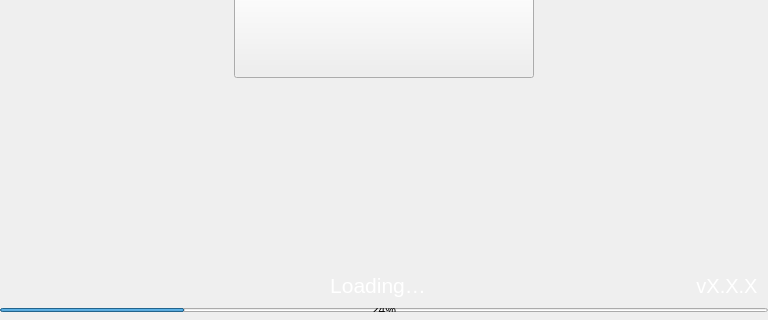
Old version of the form src/qt/dogecash/forms/splash.ui in the repository masternodesbiz/DOGEC; both pictures show x 0 to 768 and y 213 to 533 of the 768 by 533 pixel window.
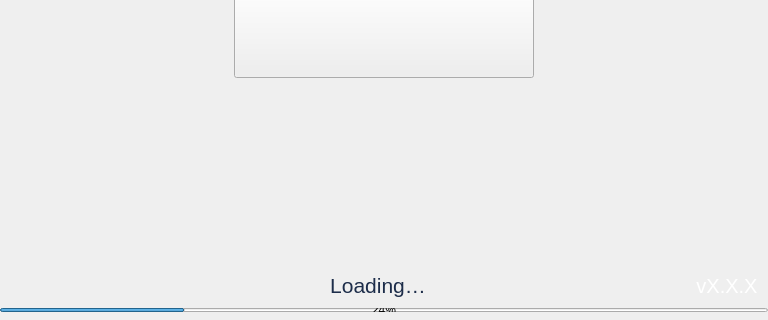
New version of the form.

Commit message: Splash brand changes

```diff
--- a/src/qt/dogecash/forms/splash.ui
+++ b/src/qt/dogecash/forms/splash.ui
@@ -163,7 +163,7 @@
             </font>
            </property>
            <property name="styleSheet">
-            <string notr="true">color:white; padding-left:50px;</string>
+            <string notr="true">color:#1D2D4A; padding-left:50px;</string>
            </property>
            <property name="text">
             <string>Loading…</string>
```
The commit also changes 2 other files.
